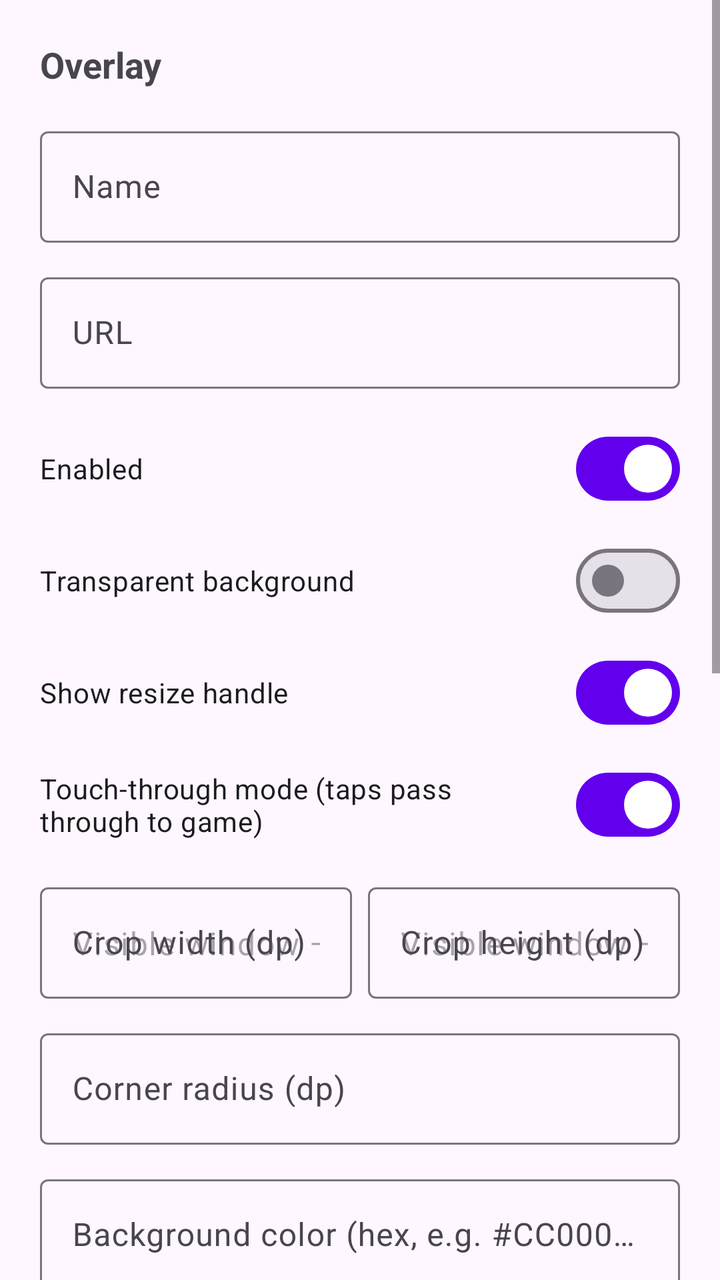
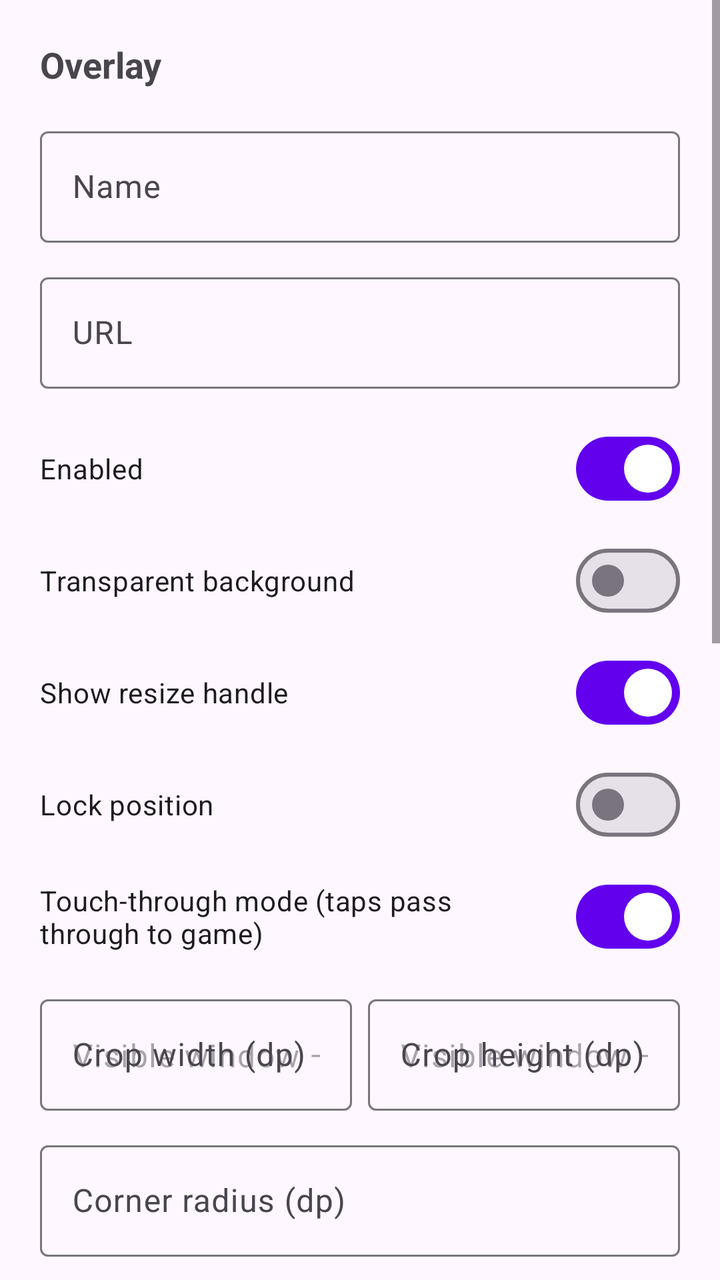

Screens rendered from an Android XML layout before and after an edit, with the pre-edit source and the edit as a unified diff.
<!-- AndroidManifest.xml: application theme Theme.FloatOverlay -->
<!-- res/layout/dialog_overlay_edit.xml -->
<?xml version="1.0" encoding="utf-8"?>
<ScrollView xmlns:android="http://schemas.android.com/apk/res/android"
    android:layout_width="match_parent"
    android:layout_height="wrap_content">

    <LinearLayout
        android:layout_width="match_parent"
        android:layout_height="wrap_content"
        android:orientation="vertical"
        android:padding="20dp">

        <TextView
            android:layout_width="wrap_content"
            android:layout_height="wrap_content"
            android:layout_marginBottom="16dp"
            android:text="Overlay"
            android:textSize="18sp"
            android:textStyle="bold" />

        <com.google.android.material.textfield.TextInputLayout
            android:layout_width="match_parent"
            android:layout_height="wrap_content"
            android:hint="Name">

            <com.google.android.material.textfield.TextInputEditText
                android:id="@+id/nameInput"
                android:layout_width="match_parent"
                android:layout_height="wrap_content"
                android:inputType="text" />

        </com.google.android.material.textfield.TextInputLayout>

        <com.google.android.material.textfield.TextInputLayout
            android:layout_width="match_parent"
            android:layout_height="wrap_content"
            android:layout_marginTop="12dp"
            android:hint="URL">

            <com.google.android.material.textfield.TextInputEditText
                android:id="@+id/urlInput"
                android:layout_width="match_parent"
                android:layout_height="wrap_content"
                android:inputType="textUri" />

        </com.google.android.material.textfield.TextInputLayout>

        <LinearLayout
            android:id="@+id/cameraSettingsGroup"
            android:layout_width="match_parent"
            android:layout_height="wrap_content"
            android:layout_marginTop="12dp"
            android:orientation="vertical"
            android:visibility="gone">

            <TextView
                android:layout_width="wrap_content"
                android:layout_height="wrap_content"
                android:text="Camera shape"
                android:textSize="14sp"
                android:textStyle="bold" />

            <RadioGroup
                android:id="@+id/cameraShapeGroup"
                android:layout_width="match_parent"
                android:layout_height="wrap_content"
                android:layout_marginTop="8dp"
                android:orientation="horizontal">

                <RadioButton
                    android:id="@+id/cameraShapeSquare"
                    android:layout_width="wrap_content"
                    android:layout_height="wrap_content"
                    android:layout_marginEnd="16dp"
                    android:checked="true"
                    android:text="Square" />

                <RadioButton
                    android:id="@+id/cameraShapeCircle"
                    android:layout_width="wrap_content"
                    android:layout_height="wrap_content"
                    android:text="Circle" />

            </RadioGroup>

            <com.google.android.material.textfield.TextInputLayout
                android:layout_width="match_parent"
                android:layout_height="wrap_content"
                android:layout_marginTop="12dp"
                android:hint="Camera filter"
                style="@style/Widget.Material3.TextInputLayout.FilledBox.ExposedDropdownMenu">

                <AutoCompleteTextView
                    android:id="@+id/cameraFilterDropdown"
                    android:layout_width="match_parent"
                    android:layout_height="wrap_content"
                    android:inputType="none" />

            </com.google.android.material.textfield.TextInputLayout>

            <com.google.android.material.materialswitch.MaterialSwitch
                android:id="@+id/cameraFlipSwitch"
                android:layout_width="match_parent"
                android:layout_height="wrap_content"
                android:layout_marginTop="12dp"
                android:checked="true"
                android:text="Flip camera (un-mirror preview)" />

            <TextView
                android:id="@+id/cameraHint"
                android:layout_width="match_parent"
                android:layout_height="wrap_content"
                android:layout_marginTop="8dp"
                android:text="Camera overlay — zoom/offset don't apply; double-tap the overlay to flip front/back camera"
                android:textColor="?android:attr/textColorSecondary"
                android:textSize="12sp" />

        </LinearLayout>

        <com.google.android.material.materialswitch.MaterialSwitch
            android:id="@+id/enabledSwitch"
            android:layout_width="match_parent"
            android:layout_height="wrap_content"
            android:layout_marginTop="16dp"
            android:checked="true"
            android:text="Enabled" />

        <com.google.android.material.materialswitch.MaterialSwitch
            android:id="@+id/transparentBackgroundSwitch"
            android:layout_width="match_parent"
            android:layout_height="wrap_content"
            android:layout_marginTop="8dp"
            android:text="Transparent background" />

        <com.google.android.material.materialswitch.MaterialSwitch
            android:id="@+id/showResizeHandleSwitch"
            android:layout_width="match_parent"
            android:layout_height="wrap_content"
            android:layout_marginTop="8dp"
            android:checked="true"
            android:text="Show resize handle" />

        <com.google.android.material.materialswitch.MaterialSwitch
            android:id="@+id/touchThroughSwitch"
            android:layout_width="match_parent"
            android:layout_height="wrap_content"
            android:layout_marginTop="8dp"
            android:checked="true"
            android:text="Touch-through mode (taps pass through to game)" />

        <LinearLayout
            android:layout_width="match_parent"
            android:layout_height="wrap_content"
            android:layout_marginTop="12dp"
            android:orientation="horizontal">

            <com.google.android.material.textfield.TextInputLayout
                android:layout_width="0dp"
                android:layout_height="wrap_content"
                android:layout_marginEnd="8dp"
                android:layout_weight="1"
                android:hint="Crop width (dp)">

                <com.google.android.material.textfield.TextInputEditText
                    android:id="@+id/widthInput"
                    android:layout_width="match_parent"
                    android:layout_height="wrap_content"
                    android:hint="Visible window — drag the corner handle"
                    android:inputType="number" />

            </com.google.android.material.textfield.TextInputLayout>

            <com.google.android.material.textfield.TextInputLayout
                android:layout_width="0dp"
                android:layout_height="wrap_content"
                android:layout_weight="1"
                android:hint="Crop height (dp)">

                <com.google.android.material.textfield.TextInputEditText
                    android:id="@+id/heightInput"
                    android:layout_width="match_parent"
                    android:layout_height="wrap_content"
                    android:hint="Visible window — drag the corner handle"
                    android:inputType="number" />

            </com.google.android.material.textfield.TextInputLayout>

        </LinearLayout>

        <com.google.android.material.textfield.TextInputLayout
            android:layout_width="match_parent"
            android:layout_height="wrap_content"
            android:layout_marginTop="12dp"
            android:hint="Corner radius (dp)">

            <com.google.android.material.textfield.TextInputEditText
                android:id="@+id/cornerRadiusInput"
                android:layout_width="match_parent"
                android:layout_height="wrap_content"
                android:inputType="number" />

        </com.google.android.material.textfield.TextInputLayout>

        <com.google.android.material.textfield.TextInputLayout
            android:layout_width="match_parent"
            android:layout_height="wrap_content"
            android:layout_marginTop="12dp"
            android:hint="Background color (hex, e.g. #CC000000)">

            <com.google.android.material.textfield.TextInputEditText
                android:id="@+id/colorInput"
                android:layout_width="match_parent"
                android:layout_height="wrap_content"
                android:inputType="text" />

        </com.google.android.material.textfield.TextInputLayout>

        <TextView
            android:layout_width="wrap_content"
            android:layout_height="wrap_content"
            android:layout_marginTop="16dp"
            android:text="Position (px from screen edges)"
            android:textSize="14sp"
            android:textStyle="bold" />

        <TextView
            android:id="@+id/positionInfo"
            android:layout_width="match_parent"
            android:layout_height="wrap_content"
            android:layout_marginTop="4dp"
            android:text="Left: 0 | Top: 0 | Right: 0 | Bottom: 0"
            android:textSize="12sp" />

        <LinearLayout
            android:layout_width="match_parent"
            android:layout_height="wrap_content"
            android:layout_marginTop="8dp"
            android:orientation="horizontal">

            <com.google.android.material.textfield.TextInputLayout
                android:layout_width="0dp"
                android:layout_height="wrap_content"
                android:layout_marginEnd="8dp"
                android:layout_weight="1"
                android:hint="Left (px)">

                <com.google.android.material.textfield.TextInputEditText
                    android:id="@+id/posXInput"
                    android:layout_width="match_parent"
                    android:layout_height="wrap_content"
                    android:inputType="numberSigned" />

            </com.google.android.material.textfield.TextInputLayout>

            <com.google.android.material.textfield.TextInputLayout
                android:layout_width="0dp"
                android:layout_height="wrap_content"
                android:layout_weight="1"
                android:hint="Top (px)">

                <com.google.android.material.textfield.TextInputEditText
                    android:id="@+id/posYInput"
                    android:layout_width="match_parent"
                    android:layout_height="wrap_content"
                    android:inputType="numberSigned" />

            </com.google.android.material.textfield.TextInputLayout>

        </LinearLayout>

        <TextView
            android:layout_width="wrap_content"
            android:layout_height="wrap_content"
            android:layout_marginTop="16dp"
            android:text="Opacity" />

        <SeekBar
            android:id="@+id/opacitySeekBar"
            android:layout_width="match_parent"
            android:layout_height="wrap_content"
            android:layout_marginTop="4dp"
            android:max="100"
            android:progress="100" />

        <TextView
            android:id="@+id/opacityValue"
            android:layout_width="wrap_content"
            android:layout_height="wrap_content"
            android:layout_marginTop="4dp"
            android:text="100%" />

        <LinearLayout
            android:id="@+id/zoomOffsetGroup"
            android:layout_width="match_parent"
            android:layout_height="wrap_content"
            android:orientation="vertical">

            <TextView
                android:layout_width="wrap_content"
                android:layout_height="wrap_content"
                android:layout_marginTop="16dp"
                android:text="Content size (zoom)" />

            <SeekBar
                android:id="@+id/scaleSeekBar"
                android:layout_width="match_parent"
                android:layout_height="wrap_content"
                android:layout_marginTop="4dp"
                android:max="275"
                android:progress="75" />

            <TextView
                android:id="@+id/scaleValue"
                android:layout_width="wrap_content"
                android:layout_height="wrap_content"
                android:layout_marginTop="4dp"
                android:text="100%" />

            <com.google.android.material.textfield.TextInputLayout
                android:layout_width="match_parent"
                android:layout_height="wrap_content"
                android:layout_marginTop="8dp"
                android:hint="Content size %">

                <com.google.android.material.textfield.TextInputEditText
                    android:id="@+id/scaleInput"
                    android:layout_width="match_parent"
                    android:layout_height="wrap_content"
                    android:inputType="number" />

            </com.google.android.material.textfield.TextInputLayout>

            <TextView
                android:layout_width="wrap_content"
                android:layout_height="wrap_content"
                android:layout_marginTop="16dp"
                android:text="Zoom engine"
                android:textSize="14sp"
                android:textStyle="bold" />

            <RadioGroup
                android:id="@+id/zoomModeGroup"
                android:layout_width="match_parent"
                android:layout_height="wrap_content"
                android:layout_marginTop="8dp"
                android:orientation="horizontal">

                <RadioButton
                    android:id="@+id/zoomModeLayout"
                    android:layout_width="wrap_content"
                    android:layout_height="wrap_content"
                    android:layout_marginEnd="16dp"
                    android:checked="true"
                    android:text="Layout" />

                <RadioButton
                    android:id="@+id/zoomModeVisual"
                    android:layout_width="wrap_content"
                    android:layout_height="wrap_content"
                    android:text="Visual" />

            </RadioGroup>

            <TextView
                android:layout_width="wrap_content"
                android:layout_height="wrap_content"
                android:layout_marginTop="4dp"
                android:text="Use Visual for TikFinity/OBS-style widgets if zoom keeps resetting."
                android:textColor="?android:attr/textColorSecondary"
                android:textSize="12sp" />

            <LinearLayout
                android:layout_width="match_parent"
                android:layout_height="wrap_content"
                android:layout_marginTop="12dp"
                android:orientation="horizontal">

                <com.google.android.material.textfield.TextInputLayout
                    android:layout_width="0dp"
                    android:layout_height="wrap_content"
                    android:layout_marginEnd="8dp"
                    android:layout_weight="1"
                    android:hint="Content offset X (px)">

                    <com.google.android.material.textfield.TextInputEditText
                        android:id="@+id/offsetXInput"
                        android:layout_width="match_parent"
                        android:layout_height="wrap_content"
                        android:inputType="numberSigned" />

                </com.google.android.material.textfield.TextInputLayout>

                <com.google.android.material.textfield.TextInputLayout
                    android:layout_width="0dp"
                    android:layout_height="wrap_content"
                    android:layout_weight="1"
                    android:hint="Content offset Y (px)">

                    <com.google.android.material.textfield.TextInputEditText
                        android:id="@+id/offsetYInput"
                        android:layout_width="match_parent"
                        android:layout_height="wrap_content"
                        android:inputType="numberSigned" />

                </com.google.android.material.textfield.TextInputLayout>

            </LinearLayout>

        </LinearLayout>

    </LinearLayout>
</ScrollView>
<!-- resources referenced by this layout -->
<resources>
  <style name="Theme.FloatOverlay" parent="Theme.Material3.DayNight.NoActionBar">
          <item name="colorPrimary">@color/purple_500</item>
          <item name="colorPrimaryVariant">@color/purple_700</item>
          <item name="colorOnPrimary">@color/white</item>
          <item name="colorSecondary">@color/teal_200</item>
          <item name="colorSecondaryVariant">@color/teal_700</item>
          <item name="android:statusBarColor">@color/purple_700</item>
      </style>
  <color name="purple_500">#FF6200EE</color>
  <color name="purple_700">#FF3700B3</color>
  <color name="white">#FFFFFFFF</color>
  <color name="teal_200">#FF03DAC5</color>
  <color name="teal_700">#FF018786</color>
</resources>

<!-- the commit's change to res/layout/dialog_overlay_edit.xml (unified diff, before → after) -->
@@ -140,6 +140,13 @@
             android:text="Show resize handle" />
 
         <com.google.android.material.materialswitch.MaterialSwitch
+            android:id="@+id/lockPositionSwitch"
+            android:layout_width="match_parent"
+            android:layout_height="wrap_content"
+            android:layout_marginTop="8dp"
+            android:text="Lock position" />
+
+        <com.google.android.material.materialswitch.MaterialSwitch
             android:id="@+id/touchThroughSwitch"
             android:layout_width="match_parent"
             android:layout_height="wrap_content"
